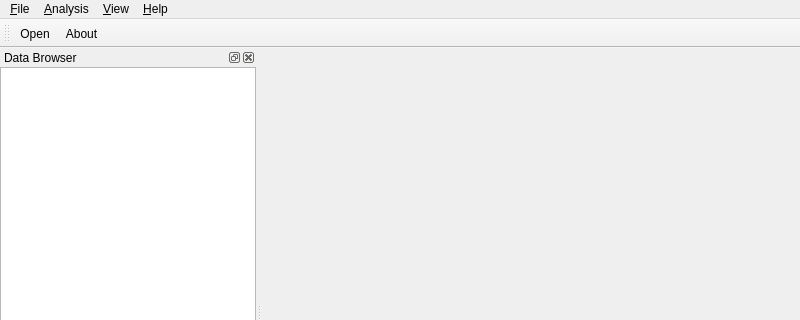
Before: the Qt Designer form Application/Resources/UI/voMainWindow.ui in Kitware/Visomics, drawn with Qt 5; both pictures show x 0 to 800 and y 0 to 320 of the 800 by 600 pixel window.
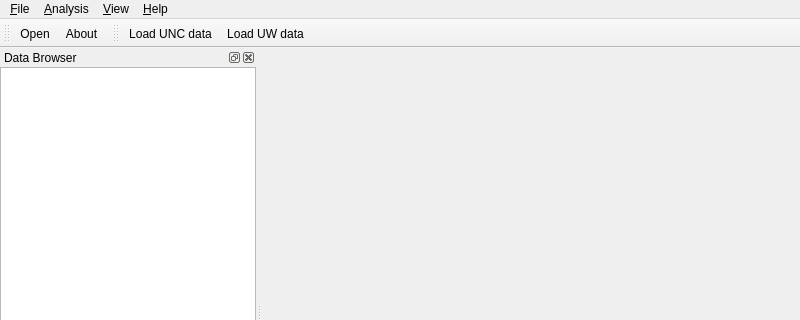
After: the same form once the commit is applied. Icons and pictures are not drawn. Custom widgets are drawn as their Qt base class.

Commit message: User can load UW or UNC datasets from a toolbar

```diff
--- a/Application/Resources/UI/voMainWindow.ui
+++ b/Application/Resources/UI/voMainWindow.ui
@@ -110,6 +110,19 @@
     </layout>
    </widget>
   </widget>
+  <widget class="QToolBar" name="DatasetsToolBar">
+   <property name="windowTitle">
+    <string>Datasets</string>
+   </property>
+   <attribute name="toolBarArea">
+    <enum>TopToolBarArea</enum>
+   </attribute>
+   <attribute name="toolBarBreak">
+    <bool>false</bool>
+   </attribute>
+   <addaction name="actionLoadUNCDataset"/>
+   <addaction name="actionLoadUWDataset"/>
+  </widget>
   <action name="actionFileOpen">
    <property name="icon">
     <iconset resource="../VisomicsApp.qrc">
@@ -194,6 +207,27 @@
     <string>Analysis Parameters</string>
    </property>
   </action>
+  <action name="actionLoadUNCDataset">
+   <property name="text">
+    <string>Load UNC data</string>
+   </property>
+   <property name="toolTip">
+    <string>Load UNC dataset</string>
+   </property>
+  </action>
+  <action name="actionLoadUWDataset">
+   <property name="text">
+    <string>Load UW data</string>
+   </property>
+   <property name="toolTip">
+    <string>Load UW dataset</string>
+   </property>
+  </action>
+  <action name="actionToolBars">
+   <property name="text">
+    <string>ToolBars</string>
+   </property>
+  </action>
  </widget>
  <customwidgets>
   <customwidget>
```
Left out of the diff: 30 changed lines with no effect on the pictures. The commit also changes 4 other files.
